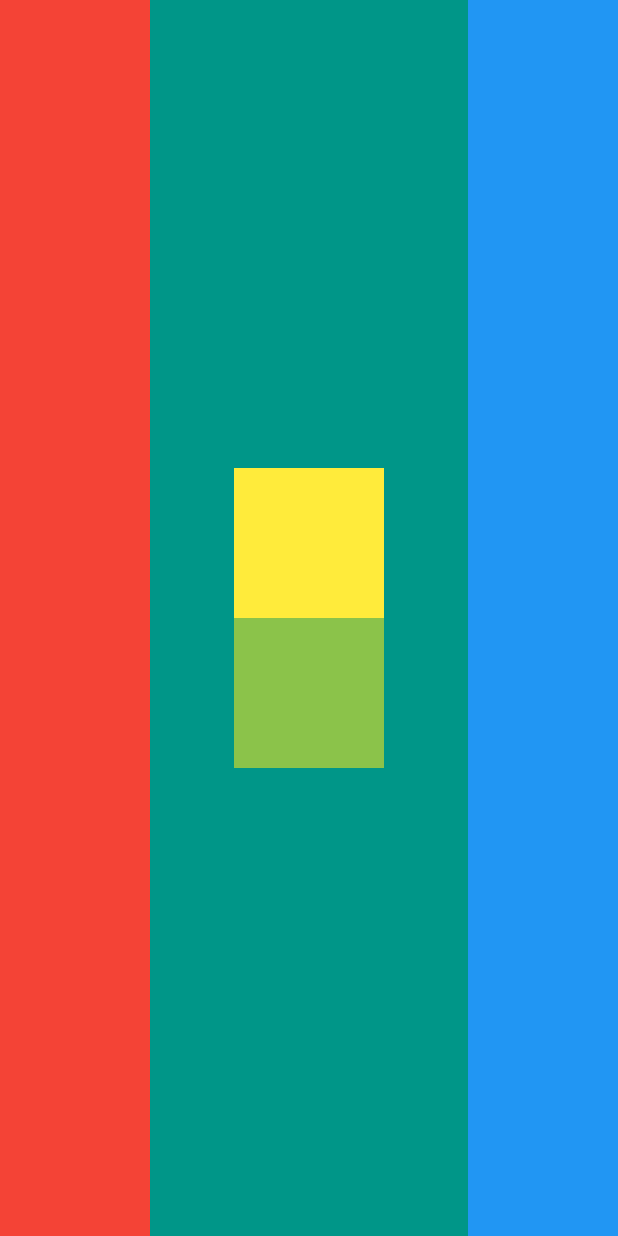
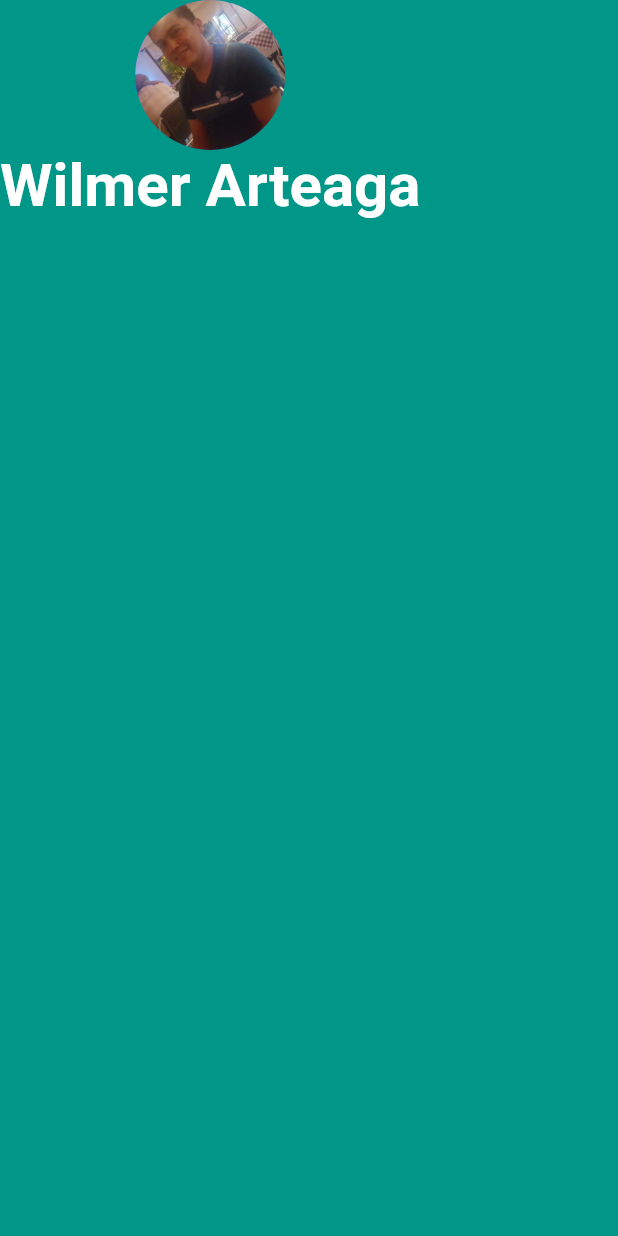
Before and after one commit to killerwilmer/appbrewery_flutter, a Flutter app: the screen it shows after launch, on a phone screen of 412 x 824 dp. Run offline on Flutter 3.47's test engine with Material 2 defaults, Android fonts, the phone set to English and light mode, and no system bars.

Commit message:
Create a CircleAvatar with AssetImage

```diff
--- a/mi_card_flutter/lib/main.dart
+++ b/mi_card_flutter/lib/main.dart
@@ -11,32 +11,19 @@ class MyApp extends StatelessWidget {
       home: Scaffold(
         backgroundColor: Colors.teal,
         body: SafeArea(
-          child: Row(
-            crossAxisAlignment: CrossAxisAlignment.stretch,
-            mainAxisAlignment: MainAxisAlignment.spaceBetween,
+          child: Column(
             children: <Widget>[
-              Container(
-                width: 100.0,
-                color: Colors.red,
+              CircleAvatar(
+                radius: 50.0,
+                backgroundImage: AssetImage('images/wilmer.jpg'),
               ),
-              Column(
-                mainAxisAlignment: MainAxisAlignment.center,
-                children: <Widget>[
-                  Container(
-                    color: Colors.yellow,
-                    height: 100.0,
-                    width: 100.0,
-                  ),
-                  Container(
-                    color: Colors.lightGreen,
-                    height: 100.0,
-                    width: 100.0,
-                  ),
-                ],
-              ),
-              Container(
-                width: 100.0,
-                color: Colors.blue,
+              Text(
+                'Wilmer Arteaga',
+                style: TextStyle(
+                  fontSize: 40.0,
+                  color: Colors.white,
+                  fontWeight: FontWeight.bold,
+                ),
               ),
             ],
           ),
--- a/mi_card_flutter/pubspec.yaml
+++ b/mi_card_flutter/pubspec.yaml
@@ -37,9 +37,8 @@ flutter:
   uses-material-design: true
 
   # To add assets to your application, add an assets section, like this:
-  # assets:
-  #  - images/a_dot_burr.jpeg
-  #  - images/a_dot_ham.jpeg
+  assets:
+    - images/
 
   # An image asset can refer to one or more resolution-specific "variants", see
   # https://flutter.io/assets-and-images/#resolution-aware.
```
Also changed, not shown: mi_card_flutter/images/wilmer.jpg (added).
